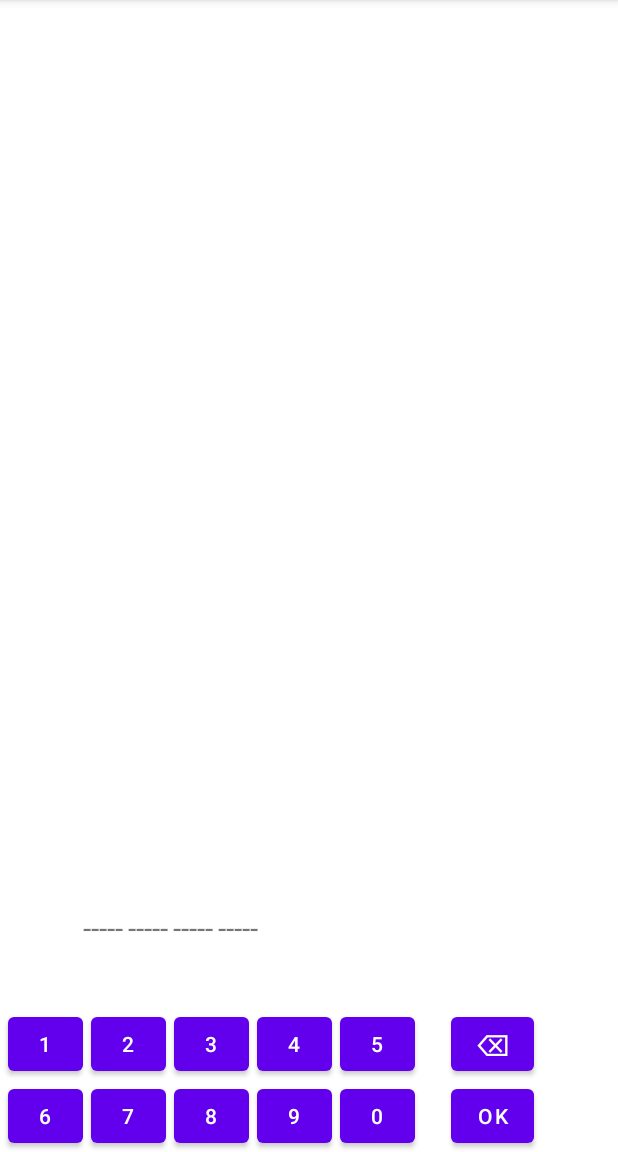
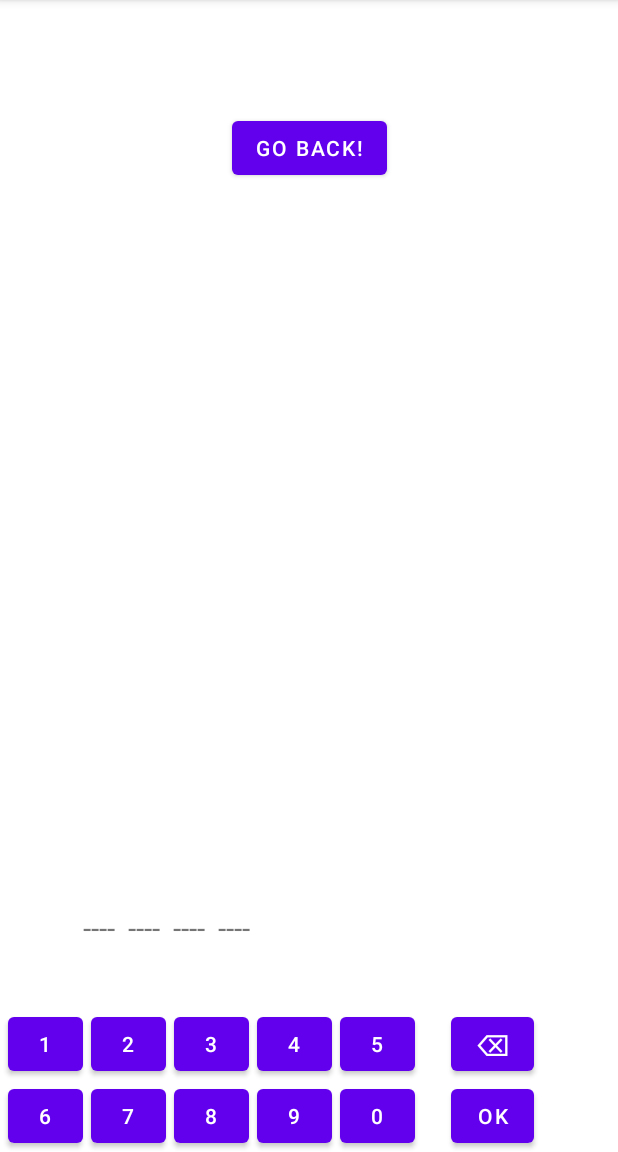
Before and after one commit to vovan42002/labs_android, an Android app built with Jetpack Compose: the GameFragment screen opened through its navigation route, on a phone screen of 412 x 824 dp, the part 84-1236 px from its top. Run offline under Robolectric (Android 15) with nearby library versions, the phone set to English and light mode, and no system bars.

Commit message:
Implement lab1

```diff
--- a/app/src/main/java/com/company/lab1/NavFragment.kt
+++ b/app/src/main/java/com/company/lab1/NavFragment.kt
@@ -7,9 +7,7 @@ import android.view.ViewGroup
 import android.widget.ArrayAdapter
 import android.widget.Button
 import android.widget.Spinner
-import android.widget.TextView
 import androidx.fragment.app.Fragment
-import androidx.navigation.findNavController
 import androidx.navigation.fragment.findNavController
 
 
@@ -19,8 +17,6 @@ class NavFragment : Fragment() {
         inflater: LayoutInflater, container: ViewGroup?,
         savedInstanceState: Bundle?
     ): View? {
-
-        // Inflate the layout for this fragment
         return inflater.inflate(R.layout.fragment_nav, container, false)
     }
 
@@ -32,35 +28,32 @@ class NavFragment : Fragment() {
         if (spinner != null) {
             val adapter = ArrayAdapter(
                 requireContext(),
-                android.R.layout.simple_list_item_checked,
+                R.layout.spinner_list,
                 levels
             )
             spinner.adapter = adapter
         }
 
 
-        val btn_start : Button = view.findViewById(R.id.btn_start)
+        val btnStart: Button = view.findViewById(R.id.btn_start)
 
-        btn_start.setOnClickListener { view: View ->
+        btnStart.setOnClickListener {
             val bundle = Bundle()
-            val selected = spinner.selectedItem.toString()
-            if (selected == "Low") {
-                bundle.putInt("N", 4)
-            } else if (selected == "Medium") {
-                bundle.putInt("N", 5)
-            } else if (selected == "Hard") {
-                bundle.putInt("N", 6)
+            when (spinner.selectedItem.toString()) {
+                "Low" -> bundle.putInt("N", 4)
+                "Medium" -> bundle.putInt("N", 5)
+                "Hard" -> bundle.putInt("N", 6)
             }
             findNavController().navigate(R.id.gameFragment, bundle)
         }
 
-        val btn_about: Button = view.findViewById(R.id.btn_about)
-        btn_about.setOnClickListener { view: View ->
-            view.findNavController().navigate(R.id.action_navFragment_to_aboutFragment)
+        val btnAbout: Button = view.findViewById(R.id.btn_about)
+        btnAbout.setOnClickListener {
+            findNavController().navigate(R.id.action_navFragment_to_aboutFragment)
         }
 
-        val btn_exit : Button = view.findViewById(R.id.btn_exit)
-        btn_exit.setOnClickListener { view: View ->
+        val btnExit: Button = view.findViewById(R.id.btn_exit)
+        btnExit.setOnClickListener {
             activity?.finish()
             System.exit(0)
         }
--- a/app/src/main/res/layout/fragment_game.xml
+++ b/app/src/main/res/layout/fragment_game.xml
@@ -5,12 +5,26 @@
     android:layout_height="match_parent"
     xmlns:app="http://schemas.android.com/apk/res-auto">
 
+    <Button
+        android:id="@+id/back"
+        android:layout_width="wrap_content"
+        android:layout_height="wrap_content"
+        android:layout_marginBottom="20dp"
+        android:text="@string/back"
+        app:layout_constraintLeft_toLeftOf="parent"
+        app:layout_constraintRight_toRightOf="parent"
+        app:layout_constraintBottom_toTopOf="@id/results" />
+
     <ListView
         android:id="@+id/results"
         android:layout_width="match_parent"
-        android:layout_height="wrap_content"
+        android:layout_height="0dp"
         android:layout_marginBottom="50dp"
-        app:layout_constraintHeight="wrap_content"
+        android:stackFromBottom="true"
+        android:transcriptMode="alwaysScroll"
+        android:divider="@color/orange"
+        android:dividerHeight="2dp"
+        app:layout_constraintDimensionRatio="H,1:1"
         app:layout_constraintLeft_toRightOf="parent"
         app:layout_constraintBottom_toTopOf="@id/first">
     </ListView>
@@ -20,7 +34,7 @@
         android:layout_width="30dp"
         android:layout_height="wrap_content"
         android:layout_marginBottom="40dp"
-        android:text="-----"
+        android:text="@string/dashed"
         android:textSize="20dp"
         app:layout_constraintLeft_toRightOf="@id/number1"
         app:layout_constraintBottom_toTopOf="@id/number1">
@@ -31,7 +45,7 @@
         android:layout_width="30dp"
         android:layout_height="wrap_content"
         android:layout_marginBottom="40dp"
-        android:text="-----"
+        android:text="@string/dashed"
         android:textSize="20dp"
         app:layout_constraintLeft_toRightOf="@id/first"
         app:layout_constraintBottom_toTopOf="@id/number1">
@@ -42,7 +56,7 @@
         android:layout_width="30dp"
         android:layout_height="wrap_content"
         android:layout_marginBottom="40dp"
-        android:text="-----"
+        android:text="@string/dashed"
         android:textSize="20dp"
         app:layout_constraintLeft_toRightOf="@id/second"
         app:layout_constraintBottom_toTopOf="@id/number1">
@@ -53,7 +67,7 @@
         android:layout_width="30dp"
         android:layout_height="wrap_content"
         android:layout_marginBottom="40dp"
-        android:text="-----"
+        android:text="@string/dashed"
         android:textSize="20dp"
         app:layout_constraintLeft_toRightOf="@id/third"
         app:layout_constraintBottom_toTopOf="@id/number1">
@@ -64,7 +78,7 @@
         android:layout_width="30dp"
         android:layout_height="wrap_content"
         android:layout_marginBottom="40dp"
-        android:text="-----"
+        android:text="@string/dashed"
         android:textSize="20dp"
         app:layout_constraintLeft_toRightOf="@id/fourth"
         app:layout_constraintBottom_toTopOf="@id/number1">
@@ -75,7 +89,7 @@
         android:layout_width="30dp"
         android:layout_height="wrap_content"
         android:layout_marginBottom="40dp"
-        android:text="-----"
+        android:text="@string/dashed"
         android:textSize="20dp"
         app:layout_constraintLeft_toRightOf="@id/fifth"
         app:layout_constraintBottom_toTopOf="@id/number1">
--- a/app/src/main/res/values/colors.xml
+++ b/app/src/main/res/values/colors.xml
@@ -7,5 +7,5 @@
     <color name="teal_700">#FF018786</color>
     <color name="black">#FF000000</color>
     <color name="white">#FFFFFFFF</color>
-
+    <color name="orange">#FF6F00</color>
 </resources>
--- a/app/src/main/res/values/strings.xml
+++ b/app/src/main/res/values/strings.xml
@@ -6,10 +6,6 @@
     <string name="start">Start</string>
     <string name="about">About</string>
     <string name="exit">Exit</string>
-
-    <string name="level1">Low</string>
-    <string name="level2">Medium</string>
-    <string name="level3">Hard</string>
 
     <string-array name="levels">
         <item>Low</item>
@@ -28,4 +24,12 @@
     <string name="number9">9</string>
     <string name="number0">0</string>
 
+    <string name="dashed">----</string>
+
+    <string name="ok">Ok</string>
+    <string name="cancel">Cancel</string>
+
+    <string name="winMessage">You win!</string>
+    <string name="back">Go back!</string>
+
 </resources>
```
Also changed, not shown: app/src/main/java/com/company/lab1/GameFragment.kt (+131 -132 lines), app/src/main/res/layout/spinner_list.xml (added, +10 -0 lines).
